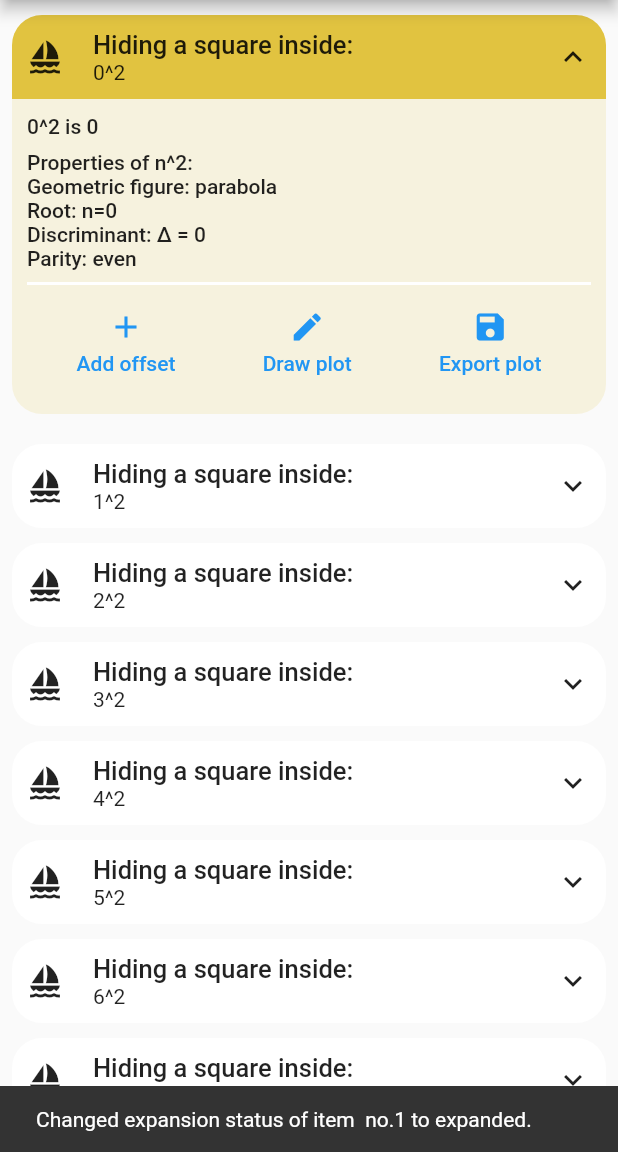
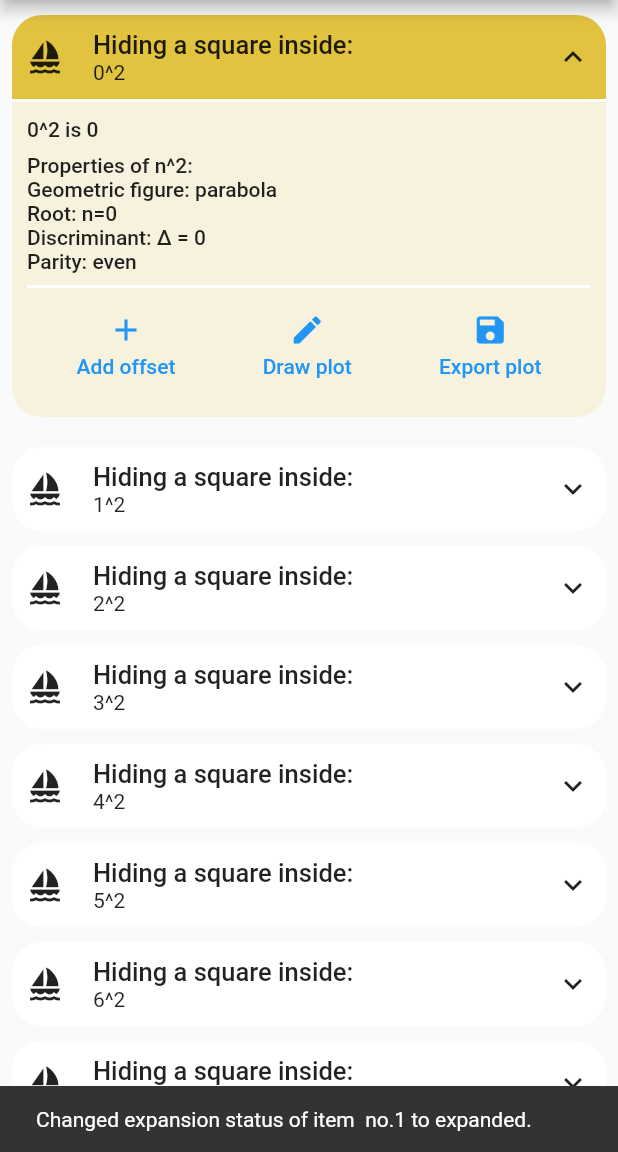
Before and after one commit to BinaryBush/toggle_list, a Flutter app: the screen it shows after launch, after a tap on "Hiding a square inside:", on a phone screen of 412 x 824 dp, the part 84-1236 px from its top. Run offline on Flutter 3.47's test engine with Material 2 defaults, Android fonts, the light colour scheme and no system bars; drawn by our look-alikes of scroll_to_index.

Commit message:
feat: add divider parameter to ToggleListItem
Divider is used for the separation of title and content. Example updated accordingly.

```diff
--- a/example/lib/main.dart
+++ b/example/lib/main.dart
@@ -74,6 +74,11 @@ class _ExampleAppPageState extends State<ExampleAppPage> {
                     ),
                   ],
                 ),
+              ),
+              divider: const Divider(
+                color: Colors.white,
+                height: 2,
+                thickness: 2,
               ),
               content: Container(
                 margin: const EdgeInsets.only(bottom: 10),
--- a/lib/src/toggle_list_item.dart
+++ b/lib/src/toggle_list_item.dart
@@ -22,6 +22,12 @@ class ToggleListItem extends StatefulWidget {
   /// It is always visible.
   /// It is located between the [leading] and the [ToggleListData.trailing].
   final Widget title;
+
+  /// The component between title and content.
+  ///
+  /// Separates [title] from [content] visually.
+  /// Only visible when [_ToggleListItemState._isExpanded] is `true`.
+  final Widget divider;
 
   /// The decoration of this item's header.
   ///
@@ -68,6 +74,7 @@ class ToggleListItem extends StatefulWidget {
     Key? key,
     required this.content,
     required this.title,
+    this.divider = const SizedBox(height: 0),
     this.expandedHeaderDecoration,
     this.expandedTitle,
     this.headerDecoration = const BoxDecoration(),
@@ -199,12 +206,18 @@ class _ToggleListItemState extends State<ToggleListItem>
                   ),
                 ),
               ),
-              ClipRect(
-                child: Align(
-                  heightFactor: _heightAnimation.value,
-                  child: child,
+              if (child != null)
+                ClipRect(
+                  child: Align(
+                    heightFactor: _heightAnimation.value,
+                    child: Column(
+                      children: [
+                        widget.divider,
+                        child,
+                      ],
+                    ),
+                  ),
                 ),
-              ),
             ],
           ),
         ),
```
